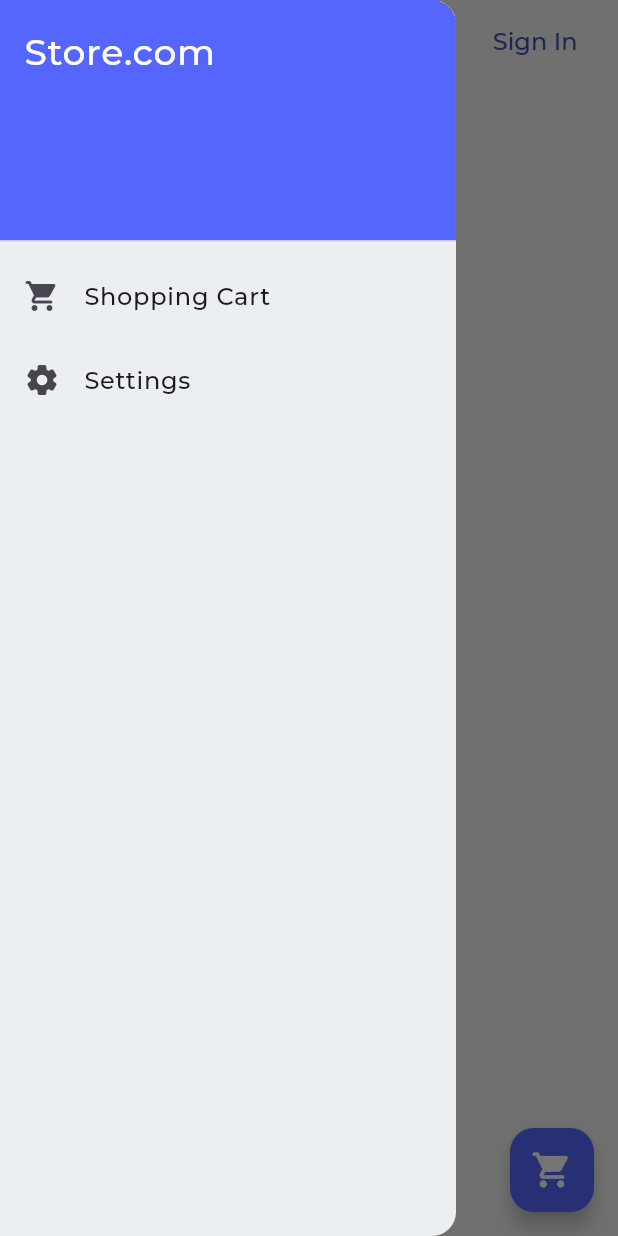
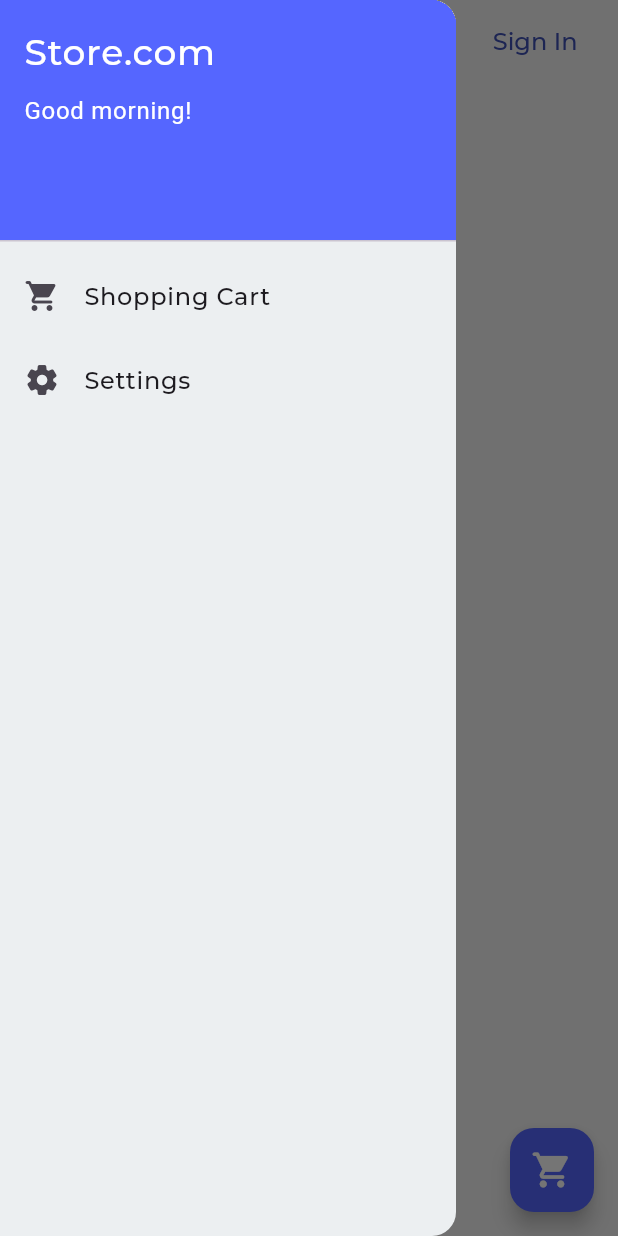
Before and after one commit to vladuhalys/flutter_store_test, a Flutter app: the screen it shows after launch, with the side drawer open, on a phone screen of 412 x 824 dp. Run offline on Flutter 3.47's test engine with Material 2 defaults, Android fonts, the light colour scheme and no system bars; drawn by our look-alikes of badges; our stand-ins replace email_validator, firebase_auth, firebase_core, flutter_dotenv, get, google_fonts and 1 more; missing offline and left inert: firebase_ui_auth, firebase_ui_oauth_google; accounts and stored records are empty; network calls fail.

Commit message:
Final commit

```diff
--- a/lib/core/internal/utils/languages.dart
+++ b/lib/core/internal/utils/languages.dart
@@ -33,10 +33,18 @@ class Languages extends Translations {
           'user_error': 'You need to sign in to buy a product.',
           'product_buy_success': 'Thank you for your order',
           'receipt': 'Receipt',
+          'receipt_email': 'Thank you for your order! Order amount:',
           'notification': 'Notification',
           'home_titel': 'Home',
           'sign_in_google': 'Sign in with Google',
           'or': 'or with',
+          'good_morning': 'Good morning',
+          'good_afternoon': 'Good afternoon',
+          'good_evening': 'Good evening',
+          'profile_titel': 'Profile',
+          'sign_out': 'Sign Out',
+          'unknown_user': 'Unknown user',
+          'total_price': 'Total price:'
         },
         'uk_UA': {
           'error_text': 'Щось пішло не так!',
@@ -70,10 +78,18 @@ class Languages extends Translations {
           'user_error': 'Необхідно увійти в систему для покупки товару.',
           'product_buy_success': 'Дякуємо за ваше замовлення',
           'receipt': 'Чек',
+          'receipt_email': 'Дякую за ваше замовлення! Сума замовлення:',
           'notification': 'Повідомлення',
           'home_titel': 'Головна',
           'sign_in_google': 'Увійти через Google',
           'or': 'або через',
+          'good_morning': 'Доброго ранку',
+          'good_afternoon': 'Доброго дня',
+          'good_evening': 'Доброго вечора',
+          'profile_titel': 'Профіль',
+          'sign_out': 'Вийти',
+          'unknown_user': 'Невідомий користувач',
+          'total_price': 'Загальна ціна:'
         },
       };
 }
--- a/lib/core/presentation/screens/home/presentation/widgets/home_drawer.dart
+++ b/lib/core/presentation/screens/home/presentation/widgets/home_drawer.dart
@@ -1,3 +1,4 @@
+import 'package:firebase_auth/firebase_auth.dart';
 import 'package:flutter/material.dart';
 import 'package:get/get.dart';
 import 'package:google_fonts/google_fonts.dart';
@@ -5,8 +6,24 @@ import 'package:google_fonts/google_fonts.dart';
 class HomeDrawer extends StatelessWidget {
   const HomeDrawer({super.key});
 
+  String getTimeMessage() {
+    DateTime now = DateTime.now();
+    if (now.hour >= 0 && now.hour < 12) {
+      return 'good_morning';
+    } else if (now.hour >= 12 && now.hour < 18) {
+      return 'good_afternoon';
+    } else {
+      return 'good_evening';
+    }
+  }
+
   @override
   Widget build(BuildContext context) {
+    final user = FirebaseAuth.instance.currentUser;
+    String timeMessage = getTimeMessage();
+    String userInfo = (user != null)
+        ? ((user.displayName == null) ? user.email : user.displayName)!
+        : 'unknown_user';
     return Drawer(
       child: ListView(
         padding: EdgeInsets.zero,
@@ -23,6 +40,16 @@ class HomeDrawer extends StatelessWidget {
                   style: GoogleFonts.montserrat(
                     fontSize: 24.0,
                     fontWeight: FontWeight.w500,
+                    color: Colors.white,
+                  ),
+                ),
+                const SizedBox(height: 10),
+                Text(
+                  (userInfo == 'unknown_user')
+                      ? '${timeMessage.tr}!'
+                      : '${timeMessage.tr}, $userInfo!',
+                  style: const TextStyle(
+                    fontSize: 16.0,
                     color: Colors.white,
                   ),
                 ),
--- a/lib/core/presentation/screens/home/presentation/widgets/login_widget.dart
+++ b/lib/core/presentation/screens/home/presentation/widgets/login_widget.dart
@@ -28,12 +28,13 @@ class LoginItem extends StatelessWidget {
           );
         } else if (snapshot.hasData) {
           return Padding(
-            padding: const EdgeInsets.only(right: 15.0, top: 10.0),
+            padding: const EdgeInsets.only(right: 15.0),
             child: InkWell(
               onTap: () => Get.toNamed('/profile'),
               child: CircleAvatar(
                 backgroundImage: NetworkImage(
-                  FirebaseAuth.instance.currentUser?.photoURL ?? '',
+                  FirebaseAuth.instance.currentUser?.photoURL ??
+                      'https://thinksport.com.au/wp-content/uploads/2020/01/avatar-.jpg',
                 ),
               ),
             ),
--- a/pubspec.yaml
+++ b/pubspec.yaml
@@ -22,8 +22,10 @@ dependencies:
   google_fonts: ^5.1.0
   badges: ^3.1.1
   shared_preferences: ^2.2.0
+  flutter_email_sender: ^6.0.1
   http: ^1.1.0
-  flutter_svg: ^2.0.7
+  flutter_mailer: ^2.0.0
+
 
 
 
```
Also changed, not shown: lib/core/domain/models/purchased_goods/purchased_goods.dart (+8 -0 lines), lib/core/presentation/screens/profile/presentation/profile.dart (+4 -43 lines), lib/core/presentation/screens/profile/presentation/widgets/profile_app_bar.dart (added, +46 -0 lines), lib/core/presentation/screens/profile/presentation/widgets/profile_body.dart (added, +43 -0 lines), lib/core/presentation/screens/shopping_cart/presentation/shopping_cart.dart (+5 -2 lines), lib/core/presentation/widgets/product_card.dart (+16 -16 lines), pubspec.lock.
